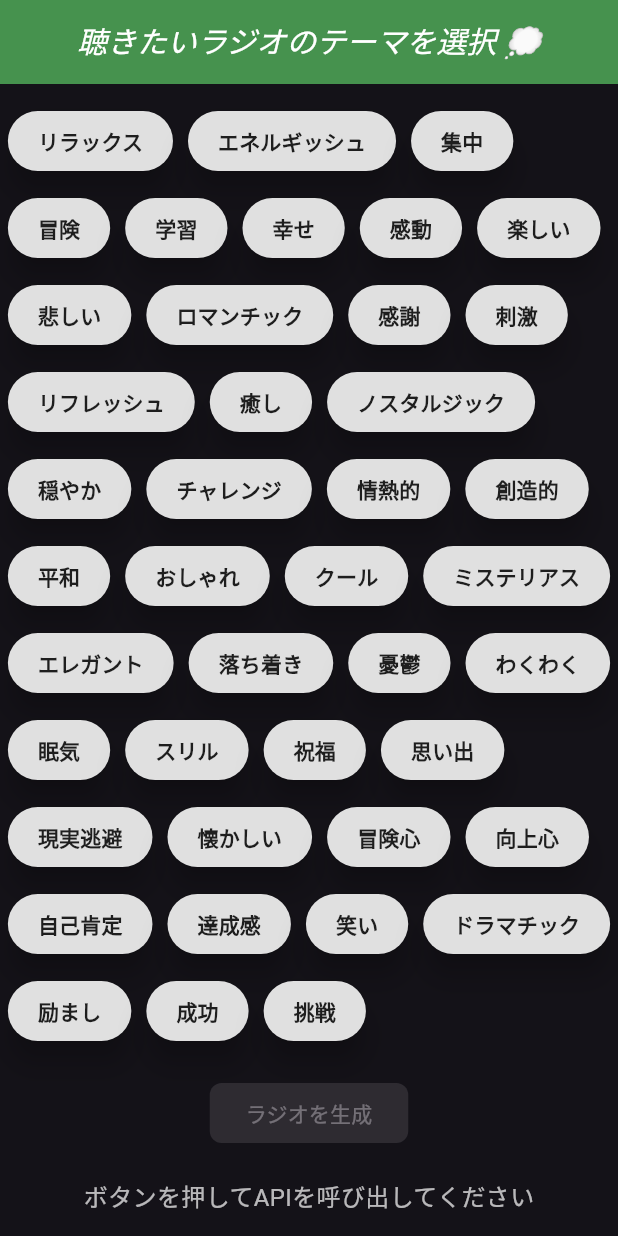
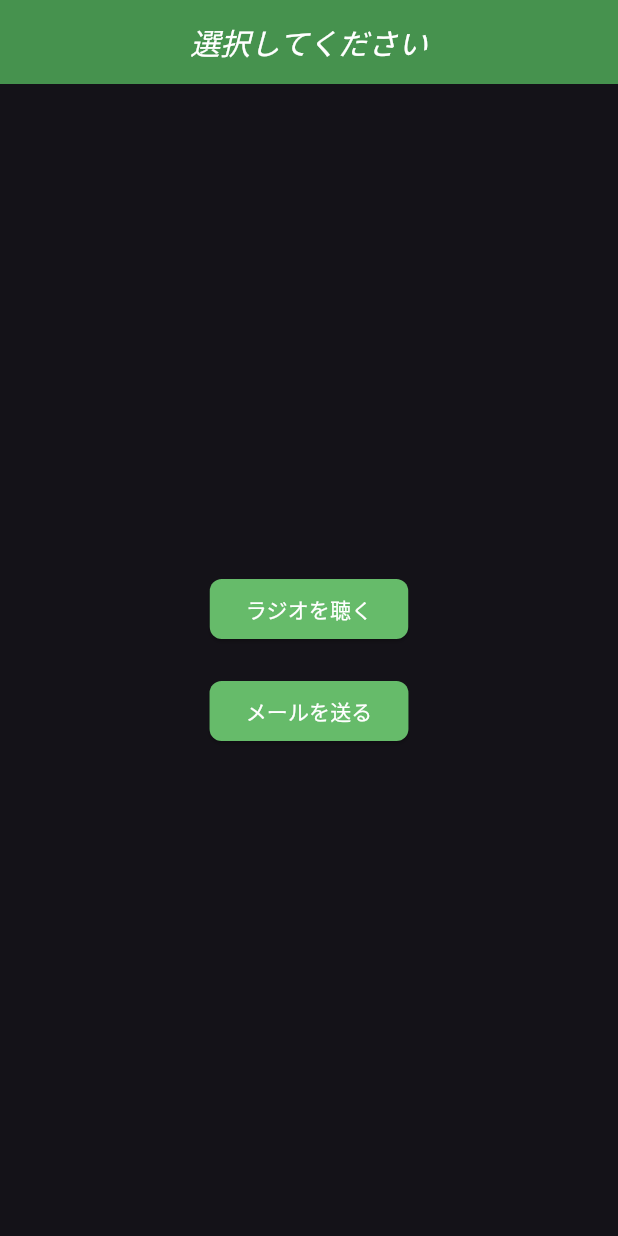
Before and after one commit to jphacks/hs_2406, a Flutter app: the screen it shows after launch, on a phone screen of 412 x 824 dp. Run offline on Flutter 3.47's test engine with Material 3 defaults, Android fonts, the phone set to English and light mode, and no system bars; our stand-ins replace flutter_dotenv, just_audio.

Commit message:
メール送信画面の追加

```diff
--- /dev/null
+++ b/zundamonn_ann/lib/listen.dart
@@ -0,0 +1,46 @@
+import 'package:flutter/material.dart';
+import 'select.dart'; // select.dartをインポート
+import 'send_mail.dart'; // send_mail.dartをインポート
+
+class ListenPage extends StatelessWidget {
+  @override
+  Widget build(BuildContext context) {
+    return Scaffold(
+      appBar: AppBar(
+        title: Text('選択してください'),
+      ),
+      body: Center(
+        child: Column(
+          mainAxisAlignment: MainAxisAlignment.center,
+          children: [
+            ElevatedButton(
+              onPressed: () {
+                // select.dartに遷移
+                Navigator.push(
+                  context,
+                  MaterialPageRoute(
+                    builder: (context) => MoodSelectionPage(),
+                  ),
+                );
+              },
+              child: Text('ラジオを聴く'),
+            ),
+            SizedBox(height: 20),
+            ElevatedButton(
+              onPressed: () {
+                // send_mail.dartに遷移
+                Navigator.push(
+                  context,
+                  MaterialPageRoute(
+                    builder: (context) => SendMailPage(),
+                  ),
+                );
+              },
+              child: Text('メールを送る'),
+            ),
+          ],
+        ),
+      ),
+    );
+  }
+}
--- a/zundamonn_ann/lib/main.dart
+++ b/zundamonn_ann/lib/main.dart
@@ -1,6 +1,5 @@
 import 'package:flutter/material.dart';
-
-import 'select.dart';
+import 'listen.dart'; // ListenPageをインポート
 
 void main() {
   runApp(MyApp());
@@ -42,8 +41,7 @@ class MyApp extends StatelessWidget {
           backgroundColor: Colors.green[600],
         ),
       ),
-      home: MoodSelectionPage(),
-      color: Colors.green,
+      home: ListenPage(), // ListenPageを初期画面に設定
       builder: (context, child) {
         return FadeTransition(
           opacity: CurvedAnimation(
--- a/zundamonn_ann/lib/select.dart
+++ b/zundamonn_ann/lib/select.dart
@@ -96,7 +96,7 @@ class _MoodSelectionPageState extends State<MoodSelectionPage> {
     if (apiKey == null) {
       print("Error: VOICEVOX_API_KEY is not set");
       setState(() {
-        _response = "エラー: APIキーが設定されていません";
+        String _response = "エラー: APIキーが設定されていません";
       });
       return [];
     }
```
Also changed, not shown: zundamonn_ann/lib/send_mail.dart (added, +80 -0 lines).
